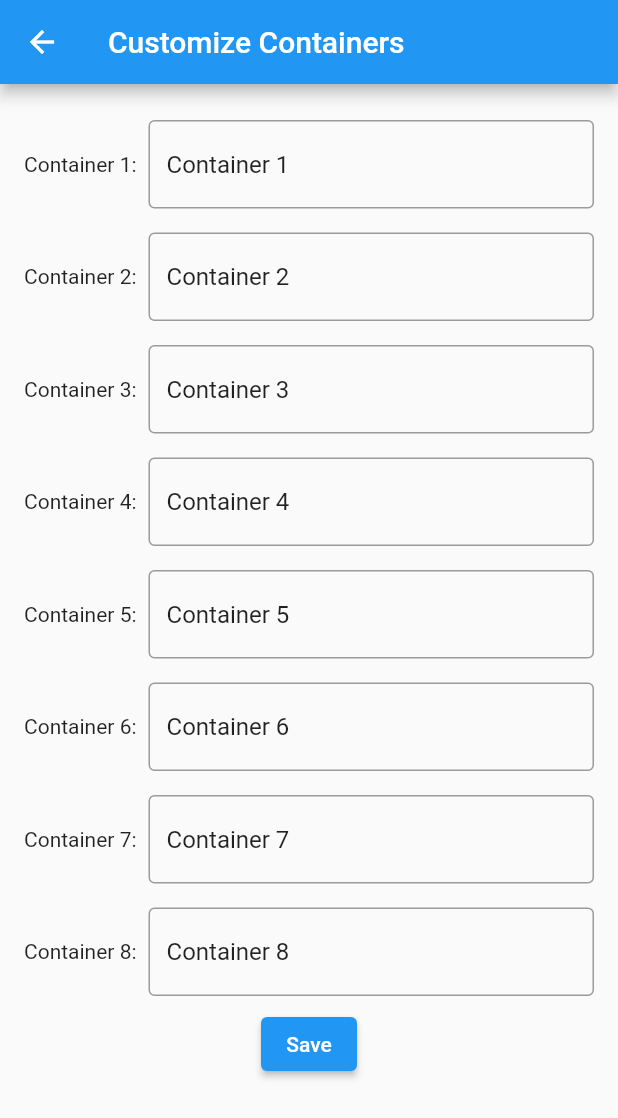
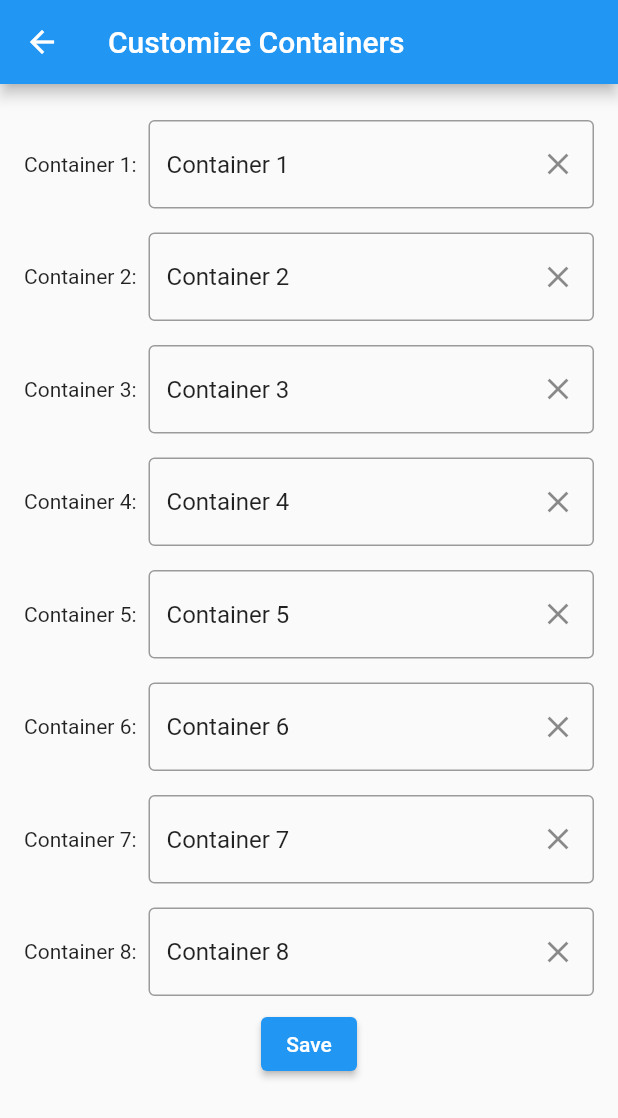
Before and after one commit to VenuraShyamal14/meditrack, a Flutter app: the Screen1 screen opened directly, on a phone screen of 412 x 824 dp. Shown: the top 1118 px of the screen. Run offline on Flutter 3.47's test engine with Material 2 defaults, Android fonts, the phone set to English and light mode, and no system bars; our stand-ins replace firebase_auth, firebase_core, firebase_database, numberpicker, shared_preferences; accounts and stored records are empty.

```diff
--- a/lib/main.dart
+++ b/lib/main.dart
@@ -245,9 +245,16 @@
                       Expanded(
                         child: TextField(
                           controller: controllers[i], // Use the TextEditingController
-                          decoration: InputDecoration(border: OutlineInputBorder()),
+                          decoration: InputDecoration(border: OutlineInputBorder(),
+                            suffixIcon: IconButton(
+                              icon: Icon(Icons.clear),
+                              onPressed: () {
+                                // Clear the text field when the icon is pressed
+                                controllers[i].clear();
+                              },),
                         ),
                       ),
+                      )
                     ],
                   ),
                 ),
```
